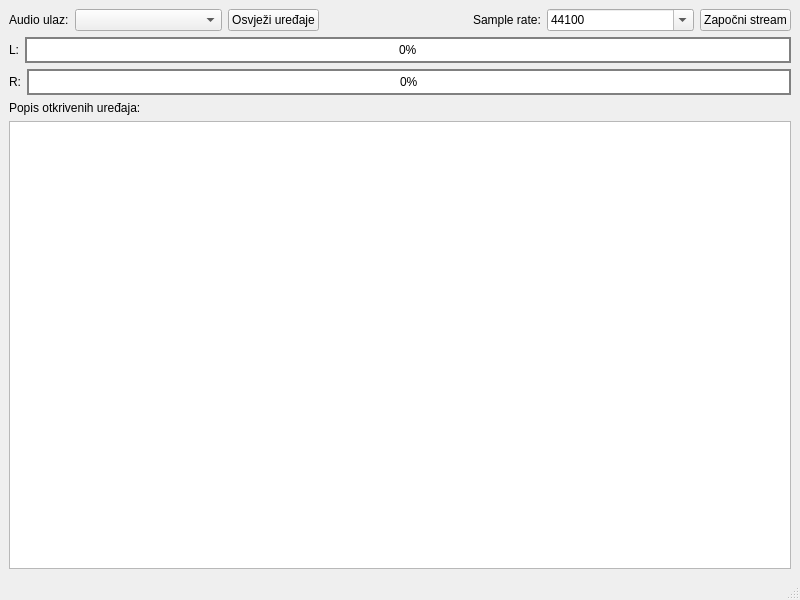
This is Software/audio-visualizer/mainwindow.ui in mkovac700/diplomski-rad as Qt 5 draws it before an edit. The edited form follows.
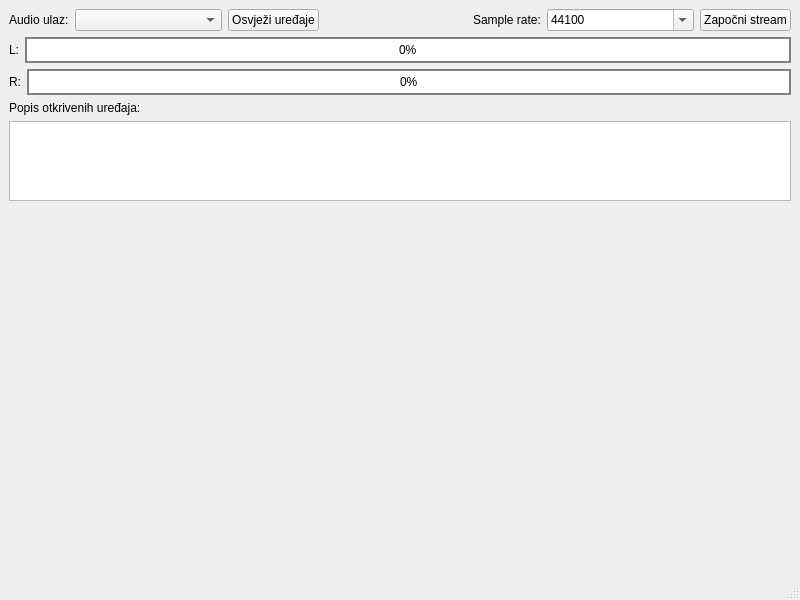
This is the edited form. Custom widgets are drawn as their Qt base class.

The edit to the form file:
```diff
--- a/Software/audio-visualizer/mainwindow.ui
+++ b/Software/audio-visualizer/mainwindow.ui
@@ -188,6 +188,24 @@
       </item>
       <item>
        <widget class="QTextEdit" name="textEdit_Uredaji">
+        <property name="sizePolicy">
+         <sizepolicy hsizetype="Expanding" vsizetype="Maximum">
+          <horstretch>0</horstretch>
+          <verstretch>0</verstretch>
+         </sizepolicy>
+        </property>
+        <property name="minimumSize">
+         <size>
+          <width>0</width>
+          <height>0</height>
+         </size>
+        </property>
+        <property name="maximumSize">
+         <size>
+          <width>16777215</width>
+          <height>80</height>
+         </size>
+        </property>
         <property name="readOnly">
          <bool>true</bool>
         </property>
@@ -195,6 +213,16 @@
       </item>
      </layout>
     </item>
+    <item>
+     <widget class="GLWidget" name="widget" native="true">
+      <property name="sizePolicy">
+       <sizepolicy hsizetype="Preferred" vsizetype="Expanding">
+        <horstretch>0</horstretch>
+        <verstretch>0</verstretch>
+       </sizepolicy>
+      </property>
+     </widget>
+    </item>
    </layout>
   </widget>
   <widget class="QMenuBar" name="menubar">
@@ -209,6 +237,14 @@
   </widget>
   <widget class="QStatusBar" name="statusbar"/>
  </widget>
+ <customwidgets>
+  <customwidget>
+   <class>GLWidget</class>
+   <extends>QWidget</extends>
+   <header>glwidget.h</header>
+   <container>1</container>
+  </customwidget>
+ </customwidgets>
  <resources/>
  <connections/>
 </ui>
```
